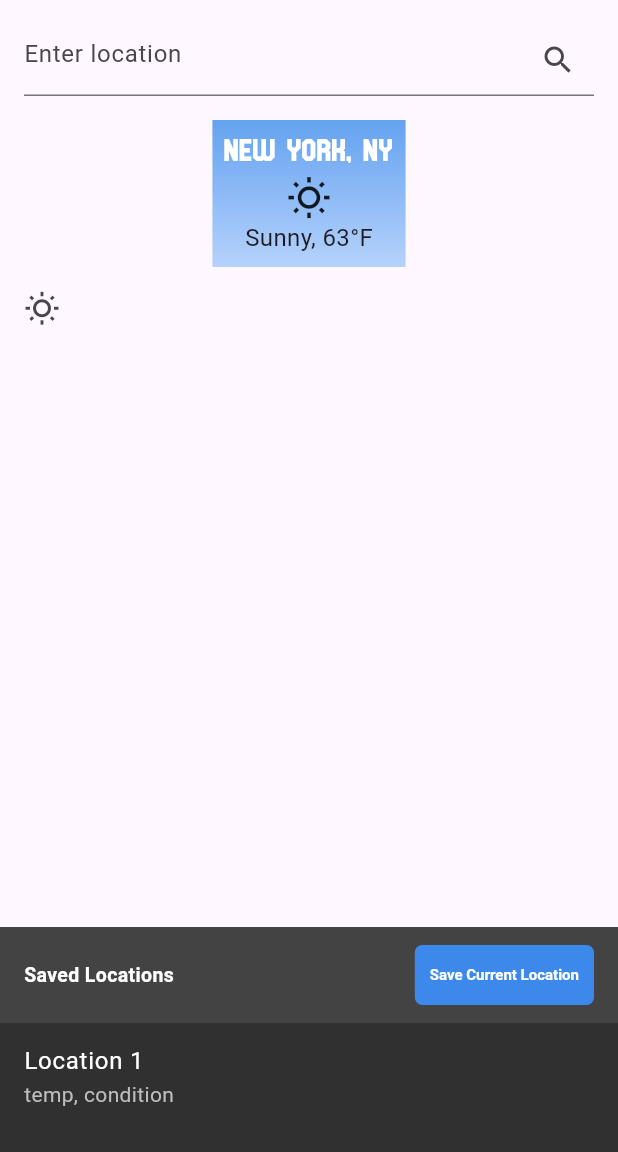
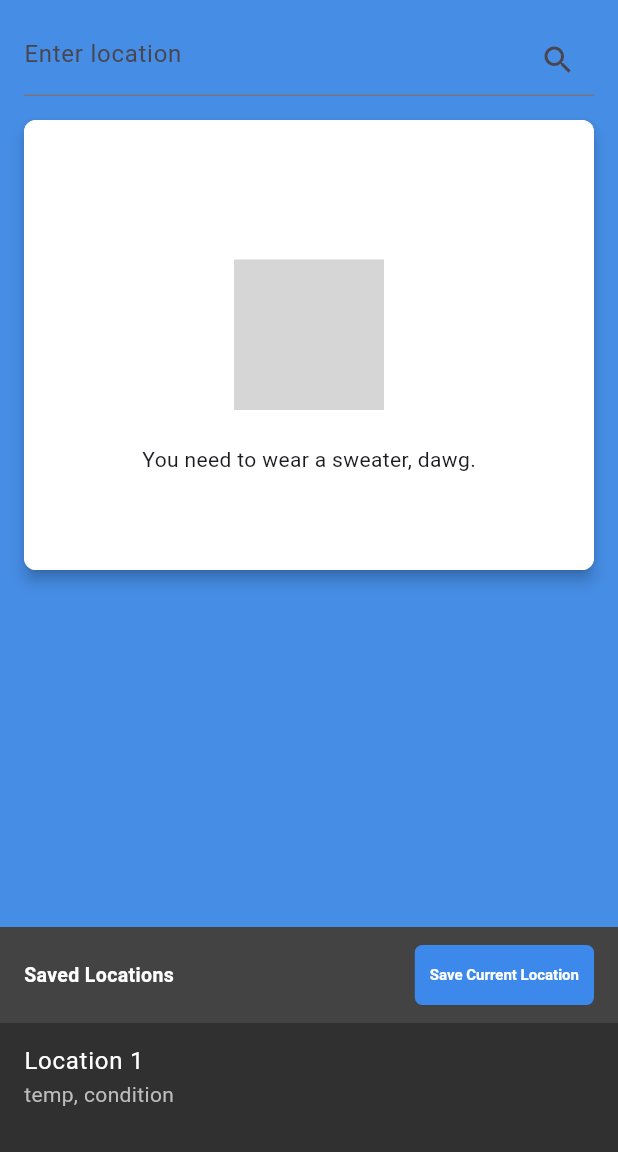
Before and after one commit to TheGreatJustinn/COSC-625, a Flutter app: the screen it shows after launch, on a phone screen of 412 x 824 dp, the part 84-1236 px from its top. Run offline on Flutter 3.47's test engine with Material 3 defaults, Android fonts, the phone set to English and light mode, and no system bars; statements that could not run were skipped; grey boxes are pictures that could not be loaded.

Commit message:
added more color and styling, removed clothing info item and made a clothing advice text field in weather info item that changes according to conditions. updated weather info item to include lottie animation

```diff
--- a/weatherplan2/lib/screens/weather_screen.dart
+++ b/weatherplan2/lib/screens/weather_screen.dart
@@ -10,6 +10,7 @@ class WeatherScreen extends StatelessWidget {
   @override
   Widget build(BuildContext context) {
     return Scaffold(
+      backgroundColor: Color.fromARGB(255, 70, 141, 229),
       appBar: AppBar(
         title: Image.asset('assets/WeatherPlanLogo.png', fit: BoxFit.cover, width: 200),
         backgroundColor: Color.fromARGB(255, 24, 24, 24),
@@ -27,20 +28,21 @@ class WeatherScreen extends StatelessWidget {
   // Builds the weather and forecast information section
   Widget _buildWeatherAndForecastInfo() {
     return Expanded(
+
       child: SingleChildScrollView(
+
         child: Column(
+
           children: [
             WeatherInfoItem(
               location: currentLocation,
-              icon: WeatherStyles.getIconForCondition('Sunny'),
-              conditions: 'Sunny',
-              temp: '63°F',
-              backgroundColor: WeatherStyles.getBackgroundGradientForCondition('Sunny'),
+              conditions: 'Clear',
+              temp: '54°F',
+              clothingAdviceTop: 'sweater',
+              backgroundColor: WeatherStyles.getBackgroundGradientForCondition('Clear'),
+
             ),
-            ClothingInfoItem(
-              icon: WeatherStyles.getIconForCondition('Sunny'),
 
-            )
             // Additional dynamic weather information items could be added here.
           ],
         ),
@@ -61,52 +63,52 @@ class WeatherScreen extends StatelessWidget {
 
 class WeatherInfoItem extends StatelessWidget {
   final String location;
-  final IconData icon;
   final String conditions;
   final String temp;
+  final String clothingAdviceTop;
   final LinearGradient backgroundColor;
 
   const WeatherInfoItem({
     required this.location,
-    required this.icon,
     required this.conditions,
     required this.temp,
+    required this.clothingAdviceTop,
     required this.backgroundColor,
   });
 
   @override
   Widget build(BuildContext context) {
-    return Container(
-      decoration: BoxDecoration(gradient: backgroundColor),
+    return Padding(
+      padding: const EdgeInsets.symmetric(horizontal: 16.0), // Ensure padding matches LocationSearch
+      child: Material(
+        elevation: 4.0, // Adds shadow for the floating effect
+        borderRadius: BorderRadius.circular(8.0), // Rounded corners
+        child: Container(
+          width: MediaQuery.of(context).size.width * 1,  // Set width relative to the screen size
+          height: 300.0,
+          decoration: BoxDecoration(
+            gradient: backgroundColor, // Background gradient
+            borderRadius: BorderRadius.circular(8.0), // Rounded corners
+          ),
           child: Padding(
-        padding: const EdgeInsets.all(8.0),
+            padding: const EdgeInsets.all(16.0), // Padding inside the container
             child: Column(
               mainAxisSize: MainAxisSize.min,
               mainAxisAlignment: MainAxisAlignment.center,
               crossAxisAlignment: CrossAxisAlignment.center,
               children: [
                 Text(location, style: TextStyle(color: Colors.white, fontFamily: "juneville", fontSize: 20)),
-            Icon(icon, size: 30),
-            Text("$conditions, $temp", style: TextStyle(fontSize: 16)),
+                Container(
+                  width: 100.0,  // Width for the Lottie animation
+                  height: 100.0,  // Height for the Lottie animation
+                  child: WeatherStyles.getAnimationForCondition(conditions),  // Get Lottie animation for the condition
+                ),
+                Text("$conditions, $temp", style: TextStyle(color: Colors.white, fontSize: 16)),
+                Text("You need to wear a $clothingAdviceTop, dawg.")
               ],
             ),
           ),
-    );
-  }
-}
-
-class ClothingInfoItem extends StatelessWidget {
-  final IconData icon;
-
-  const ClothingInfoItem({
-    required this.icon,
-  });
-
-  @override
-  Widget build(BuildContext context) {
-    return Container(
-      child: ListTile(
-        leading: Icon(icon),
+        ),
       ),
     );
   }
```
Lines whose indentation alone changed are shown as unchanged.
